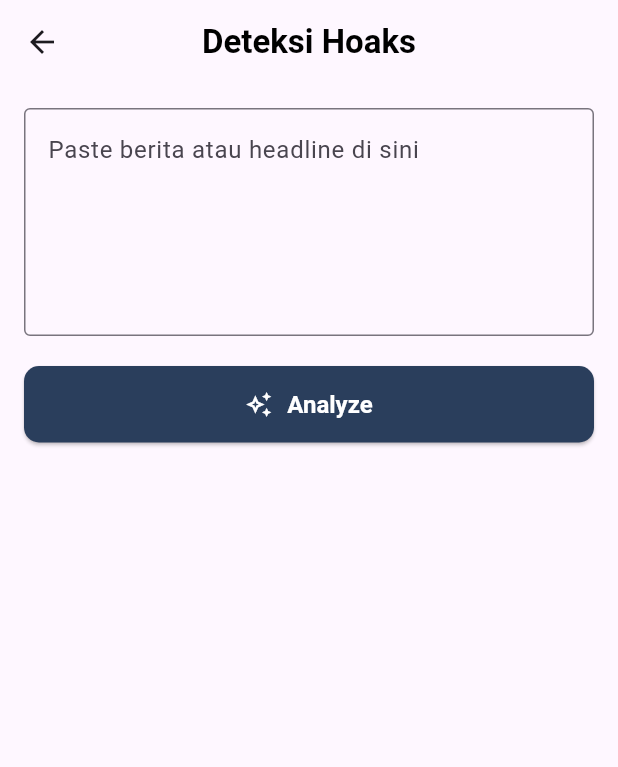
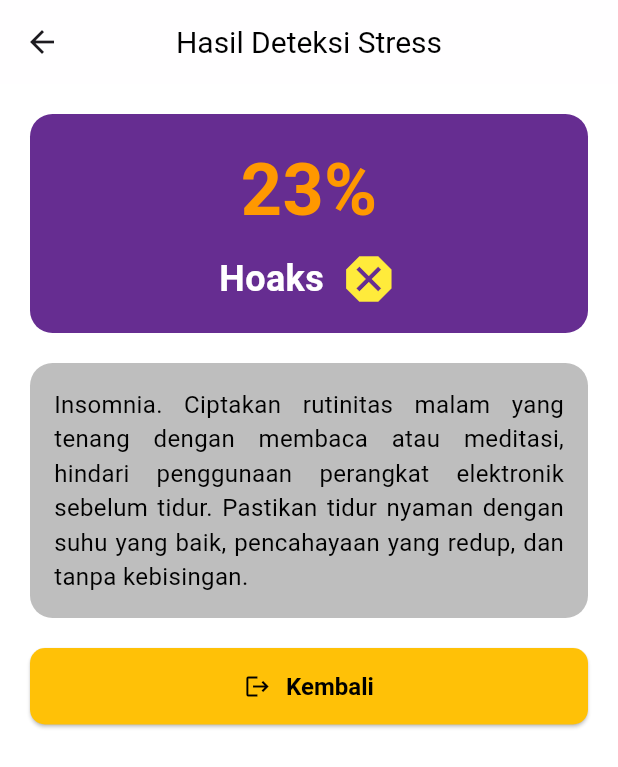
Before and after one commit to muhammadzuama/DeteksiHoaksFix, a Flutter app: the HoaxDetectionPage screen opened directly, after a tap on "Analyze", on a phone screen of 412 x 824 dp. Shown: the top 767 px of the screen. Run offline on Flutter 3.47's test engine with Material 3 defaults, Android fonts, the light colour scheme and no system bars; our stand-ins replace hexcolor.

Commit message:
first commit

```diff
--- a/lib/view/fitur1.view.dart
+++ b/lib/view/fitur1.view.dart
@@ -1,5 +1,6 @@
 import 'package:flutter/material.dart';
 import 'package:hoaks/util/global.color.dart';
+import 'package:hoaks/view/hasil.view.dart';
 
 class HoaxDetectionPage extends StatelessWidget {
   @override
@@ -7,7 +8,7 @@ class HoaxDetectionPage extends StatelessWidget {
     return Scaffold(
       appBar: AppBar(
         elevation: 0,
-        title: Text(
+        title: const Text(
           'Deteksi Hoaks',
           style: TextStyle(
             color: Colors.black,
@@ -29,16 +30,20 @@ class HoaxDetectionPage extends StatelessWidget {
               ),
               maxLines: 5,
             ),
-            SizedBox(height: 20.0),
+            const SizedBox(height: 20.0),
             ElevatedButton(
               onPressed: () {
+                Navigator.push(
+                  context,
+                  MaterialPageRoute(builder: (context) => HoaksDetectionPage()),
+                );
                 // Add your analyze button functionality here
               },
               style: ElevatedButton.styleFrom(
                 backgroundColor: GlobalColors.button,
                 padding: const EdgeInsets.symmetric(
                     horizontal: 40.0, vertical: 16.0),
-                textStyle: TextStyle(
+                textStyle: const TextStyle(
                   fontSize: 16.0,
                   fontWeight: FontWeight.bold,
                 ),
--- /dev/null
+++ b/lib/view/hasil.view.dart
@@ -0,0 +1,133 @@
+import 'package:flutter/material.dart';
+import 'package:hoaks/view/fitur1.view.dart';
+
+class HoaksDetectionPage extends StatelessWidget {
+  @override
+  Widget build(BuildContext context) {
+    return Scaffold(
+      backgroundColor:
+          const Color.fromARGB(255, 255, 255, 255), // Light background
+      appBar: AppBar(
+        backgroundColor: const Color.fromARGB(246, 255, 254, 255),
+        elevation: 0,
+        centerTitle: true,
+        title: const Text(
+          'Hasil Deteksi Stress',
+          style: TextStyle(fontSize: 20, color: Color.fromARGB(255, 0, 0, 0)),
+        ),
+      ),
+      body: SingleChildScrollView(
+        padding: const EdgeInsets.all(20.0),
+        child: Column(
+          crossAxisAlignment: CrossAxisAlignment.center,
+          children: [
+            // Stress Percentage
+            Container(
+              padding: const EdgeInsets.all(16.0),
+              decoration: BoxDecoration(
+                color: const Color(0xFF662D91), // Purple box color
+                borderRadius: BorderRadius.circular(15),
+              ),
+              child: const Column(
+                children: [
+                  Text(
+                    '23%',
+                    style: TextStyle(
+                        fontSize: 48,
+                        fontWeight: FontWeight.bold,
+                        color: Colors.orange),
+                  ),
+                  SizedBox(height: 5),
+                  Row(
+                    mainAxisAlignment: MainAxisAlignment.center,
+                    children: [
+                      Text(
+                        'Hoaks',
+                        style: TextStyle(
+                            fontSize: 24,
+                            fontWeight: FontWeight.bold,
+                            color: Colors.white),
+                      ),
+                      SizedBox(width: 10),
+                      Icon(
+                        Icons.dangerous, // Emoji
+                        size: 40.0,
+                        color: Colors.yellow,
+                      ),
+                    ],
+                  ),
+                ],
+              ),
+            ),
+            const SizedBox(height: 20),
+
+            // Insomnia advice (Text Align Justify added here)
+            Container(
+              padding: const EdgeInsets.all(16.0),
+              decoration: BoxDecoration(
+                color: const Color.fromARGB(
+                    255, 190, 190, 190), // Darker box background
+                borderRadius: BorderRadius.circular(15),
+              ),
+              child: const Text(
+                'Insomnia. Ciptakan rutinitas malam yang tenang dengan membaca atau meditasi, hindari penggunaan perangkat elektronik sebelum tidur. Pastikan tidur nyaman dengan suhu yang baik, pencahayaan yang redup, dan tanpa kebisingan.',
+                style: TextStyle(
+                    fontSize: 16.0, color: Color.fromARGB(255, 0, 0, 0)),
+                textAlign:
+                    TextAlign.justify, // This aligns the text in justify format
+              ),
+            ),
+            const SizedBox(height: 20),
+
+            // Back Button
+            ElevatedButton(
+              onPressed: () {
+                Navigator.push(
+                  context,
+                  MaterialPageRoute(builder: (context) => HoaxDetectionPage()),
+                );
+                // Add your analyze button functionality here
+              },
+              style: ElevatedButton.styleFrom(
+                backgroundColor: const Color(0xFFFFC107),
+                padding: const EdgeInsets.symmetric(
+                    horizontal: 40.0, vertical: 16.0),
+                textStyle: const TextStyle(
+                  fontSize: 16.0,
+                  fontWeight: FontWeight.bold,
+                ),
+                shape: RoundedRectangleBorder(
+                  borderRadius: BorderRadius.circular(
+                      10.0), // Set your desired border radius
+                ),
+              ),
+              child: const Row(
+                mainAxisAlignment: MainAxisAlignment.center,
+                children: <Widget>[
+                  Icon(
+                    Icons.logout,
+                    color: Color.fromARGB(255, 0, 0, 0),
+                  ),
+                  SizedBox(width: 10.0),
+                  Text(
+                    'Kembali',
+                    style: TextStyle(
+                      color: Color.fromARGB(255, 0, 0, 0),
+                    ),
+                  ),
+                ],
+              ),
+            ),
+          ],
+        ),
+      ),
+    );
+  }
+
+  void main() {
+    runApp(MaterialApp(
+      debugShowCheckedModeBanner: false,
+      home: HoaksDetectionPage(),
+    ));
+  }
+}
--- a/pubspec.yaml
+++ b/pubspec.yaml
@@ -39,6 +39,8 @@ dependencies:
   http: ^1.2.2
   html: ^0.15.4
   intl: ^0.19.0
+  pdf: ^3.11.1
+  path_provider: ^2.1.4
 
 dev_dependencies:
   flutter_test:
```
Also changed, not shown: lib/view/register.view.dart (+30 -29 lines), pubspec.lock, 7 other files.
